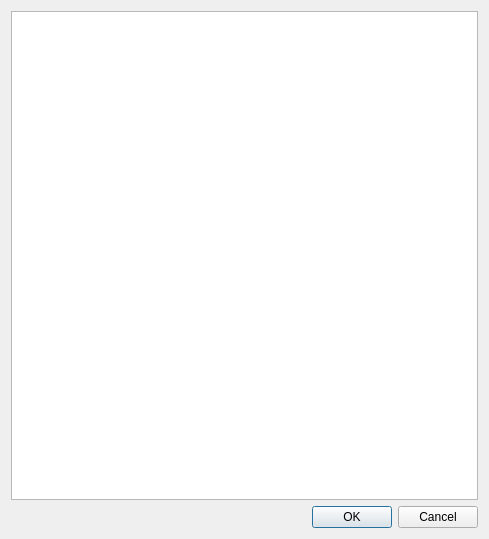
jkriege2/QuickFit3, file plugins/qfe_helpeditor/selectresourceimage.ui: the form before one commit.
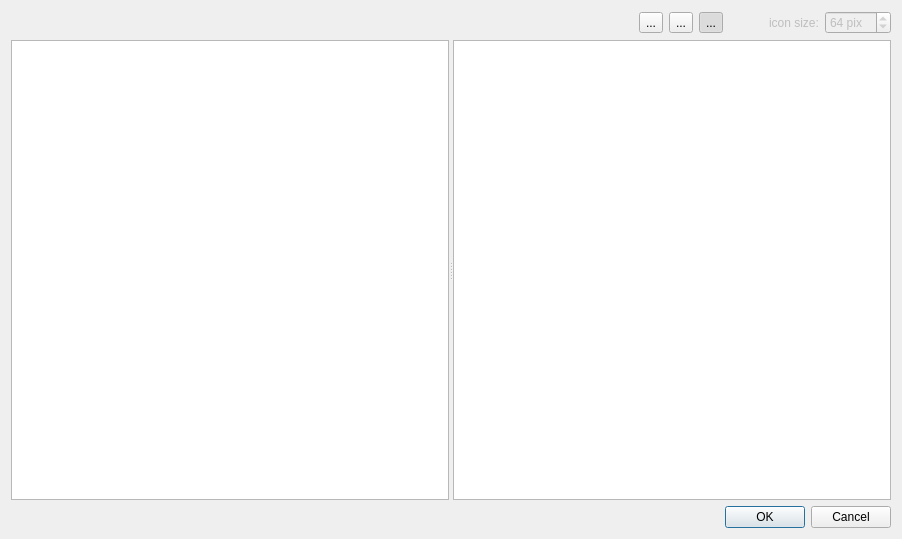
The form after the commit. Icons and pictures are not drawn.

Diff of the .ui file:
```diff
--- a/plugins/qfe_helpeditor/selectresourceimage.ui
+++ b/plugins/qfe_helpeditor/selectresourceimage.ui
@@ -6,16 +6,172 @@
    <rect>
     <x>0</x>
     <y>0</y>
-    <width>489</width>
+    <width>902</width>
     <height>539</height>
    </rect>
   </property>
   <property name="windowTitle">
    <string>Select an icon ...</string>
   </property>
-  <layout class="QVBoxLayout" name="verticalLayout">
+  <layout class="QVBoxLayout" name="verticalLayout" stretch="0,1,0">
    <item>
-    <widget class="QTreeView" name="treeView"/>
+    <widget class="QWidget" name="widget" native="true">
+     <layout class="QHBoxLayout" name="horizontalLayout">
+      <property name="leftMargin">
+       <number>0</number>
+      </property>
+      <property name="topMargin">
+       <number>0</number>
+      </property>
+      <property name="rightMargin">
+       <number>0</number>
+      </property>
+      <property name="bottomMargin">
+       <number>0</number>
+      </property>
+      <item>
+       <spacer name="horizontalSpacer">
+        <property name="orientation">
+         <enum>Qt::Horizontal</enum>
+        </property>
+        <property name="sizeHint" stdset="0">
+         <size>
+          <width>40</width>
+          <height>20</height>
+         </size>
+        </property>
+       </spacer>
+      </item>
+      <item>
+       <widget class="QToolButton" name="btnList">
+        <property name="text">
+         <string>...</string>
+        </property>
+        <property name="icon">
+         <iconset resource="../../lib/lib.qrc">
+          <normaloff>:/lib/view_list_icons.png</normaloff>:/lib/view_list_icons.png</iconset>
+        </property>
+        <property name="checkable">
+         <bool>true</bool>
+        </property>
+        <property name="checked">
+         <bool>false</bool>
+        </property>
+        <attribute name="buttonGroup">
+         <string notr="true">buttonGroup</string>
+        </attribute>
+       </widget>
+      </item>
+      <item>
+       <widget class="QToolButton" name="btnLarge">
+        <property name="text">
+         <string>...</string>
+        </property>
+        <property name="icon">
+         <iconset resource="../../lib/lib.qrc">
+          <normaloff>:/lib/view_list_text.png</normaloff>:/lib/view_list_text.png</iconset>
+        </property>
+        <property name="checkable">
+         <bool>true</bool>
+        </property>
+        <attribute name="buttonGroup">
+         <string notr="true">buttonGroup</string>
+        </attribute>
+       </widget>
+      </item>
+      <item>
+       <widget class="QToolButton" name="btnTreeOnly">
+        <property name="text">
+         <string>...</string>
+        </property>
+        <property name="icon">
+         <iconset resource="../../lib/lib.qrc">
+          <normaloff>:/lib/view_tree.png</normaloff>:/lib/view_tree.png</iconset>
+        </property>
+        <property name="checkable">
+         <bool>true</bool>
+        </property>
+        <property name="checked">
+         <bool>true</bool>
+        </property>
+        <attribute name="buttonGroup">
+         <string notr="true">buttonGroup</string>
+        </attribute>
+       </widget>
+      </item>
+      <item>
+       <spacer name="horizontalSpacer_2">
+        <property name="orientation">
+         <enum>Qt::Horizontal</enum>
+        </property>
+        <property name="sizeType">
+         <enum>QSizePolicy::Fixed</enum>
+        </property>
+        <property name="sizeHint" stdset="0">
+         <size>
+          <width>40</width>
+          <height>20</height>
+         </size>
+        </property>
+       </spacer>
+      </item>
+      <item>
+       <widget class="QLabel" name="label">
+        <property name="enabled">
+         <bool>false</bool>
+        </property>
+        <property name="text">
+         <string>icon size:</string>
+        </property>
+       </widget>
+      </item>
+      <item>
+       <widget class="QSpinBox" name="spinIconSize">
+        <property name="enabled">
+         <bool>false</bool>
+        </property>
+        <property name="suffix">
+         <string> pix</string>
+        </property>
+        <property name="minimum">
+         <number>16</number>
+        </property>
+        <property name="maximum">
+         <number>500</number>
+        </property>
+        <property name="singleStep">
+         <number>16</number>
+        </property>
+        <property name="value">
+         <number>64</number>
+        </property>
+       </widget>
+      </item>
+     </layout>
+    </widget>
+   </item>
+   <item>
+    <widget class="QSplitter" name="splitter">
+     <property name="orientation">
+      <enum>Qt::Horizontal</enum>
+     </property>
+     <widget class="QTreeView" name="treeView">
+      <property name="editTriggers">
+       <set>QAbstractItemView::NoEditTriggers</set>
+      </property>
+      <attribute name="headerVisible">
+       <bool>false</bool>
+      </attribute>
+     </widget>
+     <widget class="QListView" name="listView">
+      <property name="editTriggers">
+       <set>QAbstractItemView::NoEditTriggers</set>
+      </property>
+      <property name="resizeMode">
+       <enum>QListView::Adjust</enum>
+      </property>
+     </widget>
+    </widget>
    </item>
    <item>
     <widget class="QDialogButtonBox" name="buttonBox">
```
Left out of the diff: 88 changed lines with no effect on the pictures.
